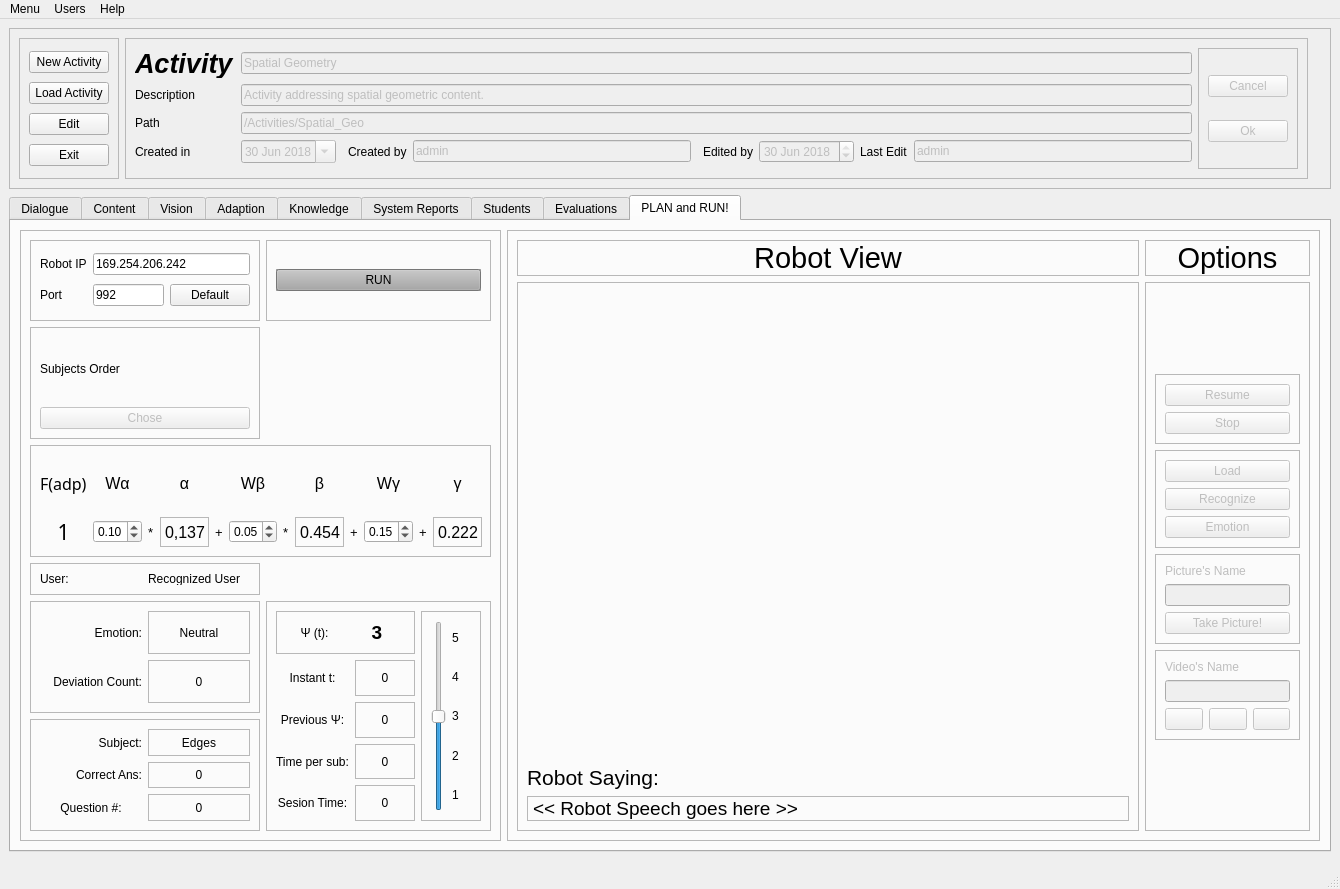
This is Arch_2_1/GUI/activities_Manager.ui in LAR-Educational/Architecture_v2_0 as Qt 5 draws it before an edit. The edited form follows.
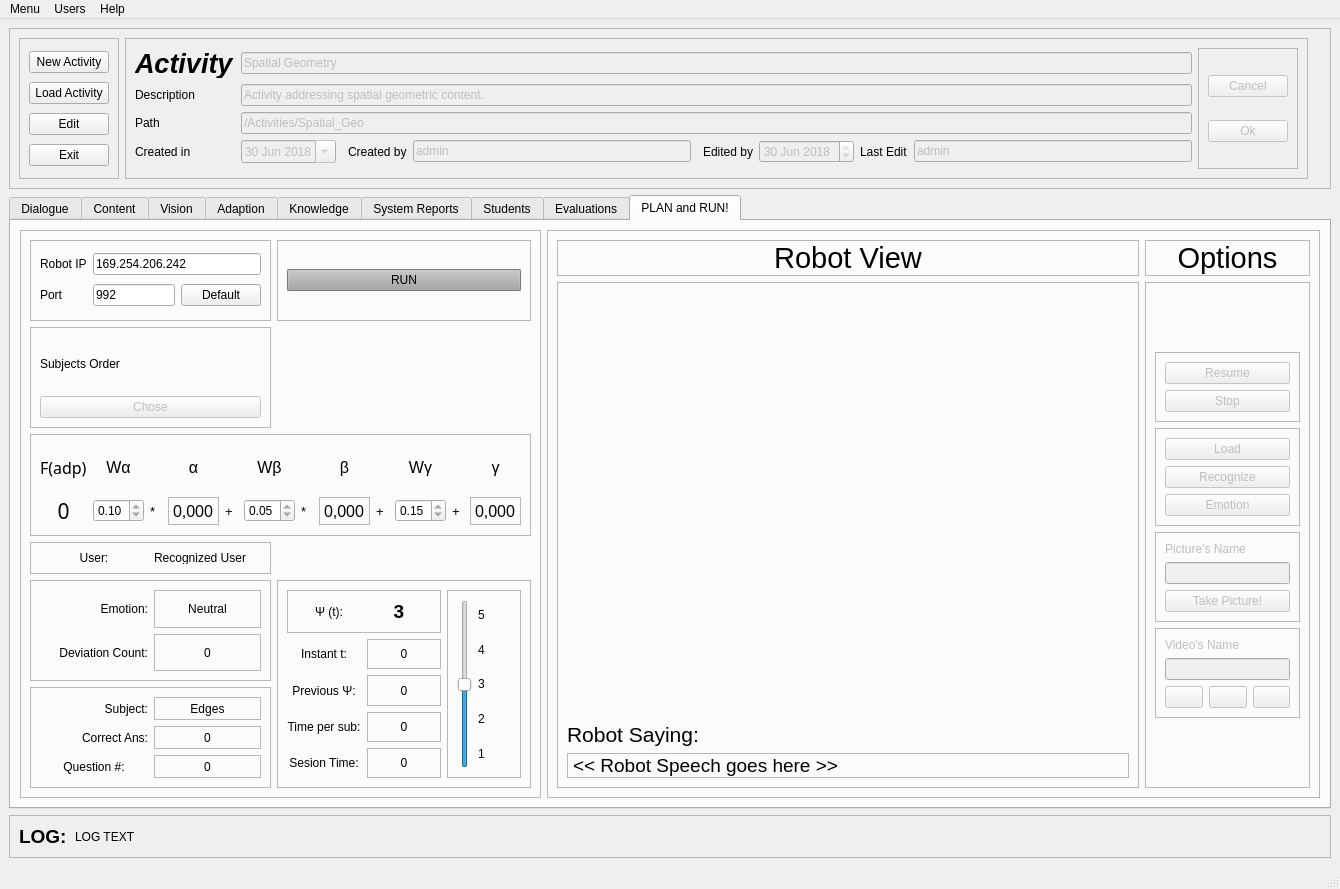
This is the edited form. The open tabs and pages were chosen to show the change. Icons and pictures are not drawn.

Diff of the .ui file:
```diff
--- a/Arch_2_1/GUI/activities_Manager.ui
+++ b/Arch_2_1/GUI/activities_Manager.ui
@@ -5153,13 +5153,13 @@
        <attribute name="title">
         <string>PLAN and RUN!</string>
        </attribute>
-       <layout class="QGridLayout" name="gridLayout_41">
+       <layout class="QGridLayout" name="gridLayout_48">
         <item row="0" column="0">
          <widget class="QFrame" name="frame_51">
           <property name="maximumSize">
            <size>
-            <width>481</width>
-            <height>16777215</height>
+            <width>521</width>
+            <height>581</height>
            </size>
           </property>
           <property name="frameShape">
@@ -5168,7 +5168,7 @@
           <property name="frameShadow">
            <enum>QFrame::Raised</enum>
           </property>
-          <layout class="QGridLayout" name="gridLayout_48">
+          <layout class="QGridLayout" name="gridLayout_41">
            <item row="0" column="0">
             <widget class="QFrame" name="frame_50">
              <property name="maximumSize">
@@ -5725,6 +5725,12 @@
               </item>
               <item row="1" column="5">
                <widget class="QDoubleSpinBox" name="betaWeight_doubleSpinBox_2">
+                <property name="frame">
+                 <bool>true</bool>
+                </property>
+                <property name="readOnly">
+                 <bool>true</bool>
+                </property>
                 <property name="maximum">
                  <double>1.000000000000000</double>
                 </property>
@@ -5738,6 +5744,9 @@
               </item>
               <item row="1" column="1">
                <widget class="QDoubleSpinBox" name="alfaWeight_doubleSpinBox_2">
+                <property name="readOnly">
+                 <bool>true</bool>
+                </property>
                 <property name="maximum">
                  <double>1.000000000000000</double>
                 </property>
@@ -5793,6 +5802,18 @@
               </item>
               <item row="1" column="3">
                <widget class="QLabel" name="label_89">
+                <property name="minimumSize">
+                 <size>
+                  <width>51</width>
+                  <height>28</height>
+                 </size>
+                </property>
+                <property name="maximumSize">
+                 <size>
+                  <width>51</width>
+                  <height>28</height>
+                 </size>
+                </property>
                 <property name="font">
                  <font>
                   <family>Ubuntu</family>
@@ -5803,7 +5824,7 @@
                  <enum>QFrame::StyledPanel</enum>
                 </property>
                 <property name="text">
-                 <string>0,137</string>
+                 <string>0,000</string>
                 </property>
                </widget>
               </item>
@@ -5851,6 +5872,9 @@
               </item>
               <item row="1" column="10">
                <widget class="QDoubleSpinBox" name="gamaWeight_doubleSpinBox_2">
+                <property name="readOnly">
+                 <bool>true</bool>
+                </property>
                 <property name="maximum">
                  <double>1.000000000000000</double>
                 </property>
@@ -5871,7 +5895,7 @@
                  </font>
                 </property>
                 <property name="text">
-                 <string>1</string>
+                 <string>0</string>
                 </property>
                 <property name="alignment">
                  <set>Qt::AlignCenter</set>
@@ -5880,6 +5904,18 @@
               </item>
               <item row="1" column="7">
                <widget class="QLabel" name="label_95">
+                <property name="minimumSize">
+                 <size>
+                  <width>51</width>
+                  <height>28</height>
+                 </size>
+                </property>
+                <property name="maximumSize">
+                 <size>
+                  <width>51</width>
+                  <height>28</height>
+                 </size>
+                </property>
                 <property name="font">
                  <font>
                   <family>Ubuntu</family>
@@ -5890,7 +5926,7 @@
                  <enum>QFrame::StyledPanel</enum>
                 </property>
                 <property name="text">
-                 <string>0.454</string>
+                 <string>0,000</string>
                 </property>
                </widget>
               </item>
@@ -5935,6 +5971,18 @@
               </item>
               <item row="1" column="13">
                <widget class="QLabel" name="label_98">
+                <property name="minimumSize">
+                 <size>
+                  <width>51</width>
+                  <height>28</height>
+                 </size>
+                </property>
+                <property name="maximumSize">
+                 <size>
+                  <width>51</width>
+                  <height>28</height>
+                 </size>
+                </property>
                 <property name="font">
                  <font>
                   <family>Ubuntu</family>
@@ -5945,7 +5993,7 @@
                  <enum>QFrame::StyledPanel</enum>
                 </property>
                 <property name="text">
-                 <string>0.222</string>
+                 <string>0,000</string>
                 </property>
                </widget>
               </item>
@@ -6000,6 +6048,9 @@
                 <property name="text">
                  <string>User:</string>
                 </property>
+                <property name="alignment">
+                 <set>Qt::AlignCenter</set>
+                </property>
                </widget>
               </item>
               <item>
@@ -6402,8 +6453,8 @@
             <widget class="QFrame" name="frame_48">
              <property name="maximumSize">
               <size>
-               <width>1111</width>
-               <height>1111</height>
+               <width>582</width>
+               <height>527</height>
               </size>
              </property>
              <property name="font">
@@ -6446,12 +6497,6 @@
               </item>
               <item row="2" column="1">
                <widget class="QLabel" name="img_from_cam">
-                <property name="minimumSize">
-                 <size>
-                  <width>491</width>
-                  <height>240</height>
-                 </size>
-                </property>
                 <property name="text">
                  <string/>
                 </property>
@@ -6788,45 +6833,35 @@
       <property name="frameShadow">
        <enum>QFrame::Raised</enum>
       </property>
-      <widget class="QLabel" name="label_78">
-       <property name="geometry">
-        <rect>
-         <x>10</x>
-         <y>10</y>
-         <width>35</width>
-         <height>16</height>
-        </rect>
-       </property>
-       <property name="maximumSize">
-        <size>
-         <width>50</width>
-         <height>111</height>
-        </size>
-       </property>
-       <property name="font">
-        <font>
-         <pointsize>14</pointsize>
-         <weight>75</weight>
-         <bold>true</bold>
-        </font>
-       </property>
-       <property name="text">
-        <string>LOG:</string>
-       </property>
-      </widget>
-      <widget class="QLabel" name="log_text">
-       <property name="geometry">
-        <rect>
-         <x>66</x>
-         <y>10</y>
-         <width>52</width>
-         <height>16</height>
-        </rect>
-       </property>
-       <property name="text">
-        <string>LOG TEXT</string>
-       </property>
-      </widget>
+      <layout class="QGridLayout" name="gridLayout_64">
+       <item row="0" column="0">
+        <widget class="QLabel" name="label_78">
+         <property name="maximumSize">
+          <size>
+           <width>50</width>
+           <height>111</height>
+          </size>
+         </property>
+         <property name="font">
+          <font>
+           <pointsize>14</pointsize>
+           <weight>75</weight>
+           <bold>true</bold>
+          </font>
+         </property>
+         <property name="text">
+          <string>LOG:</string>
+         </property>
+        </widget>
+       </item>
+       <item row="0" column="1">
+        <widget class="QLabel" name="log_text">
+         <property name="text">
+          <string>LOG TEXT</string>
+         </property>
+        </widget>
+       </item>
+      </layout>
      </widget>
     </item>
    </layout>
```
Left out of the diff: 153 changed lines with no effect on the pictures.
